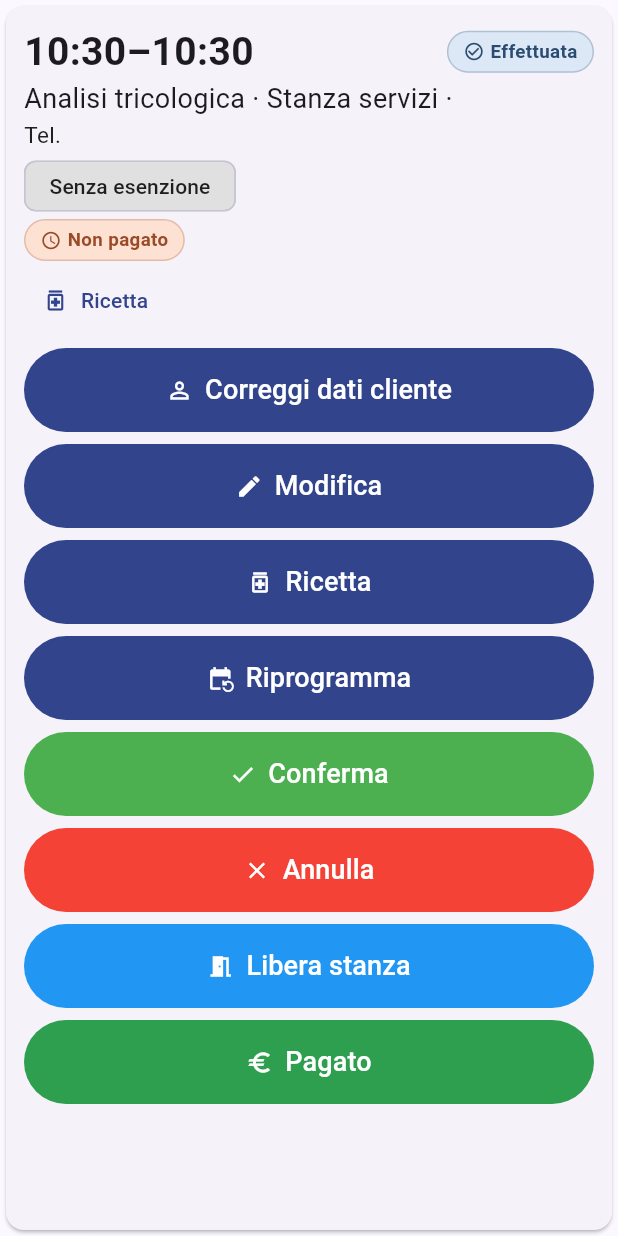
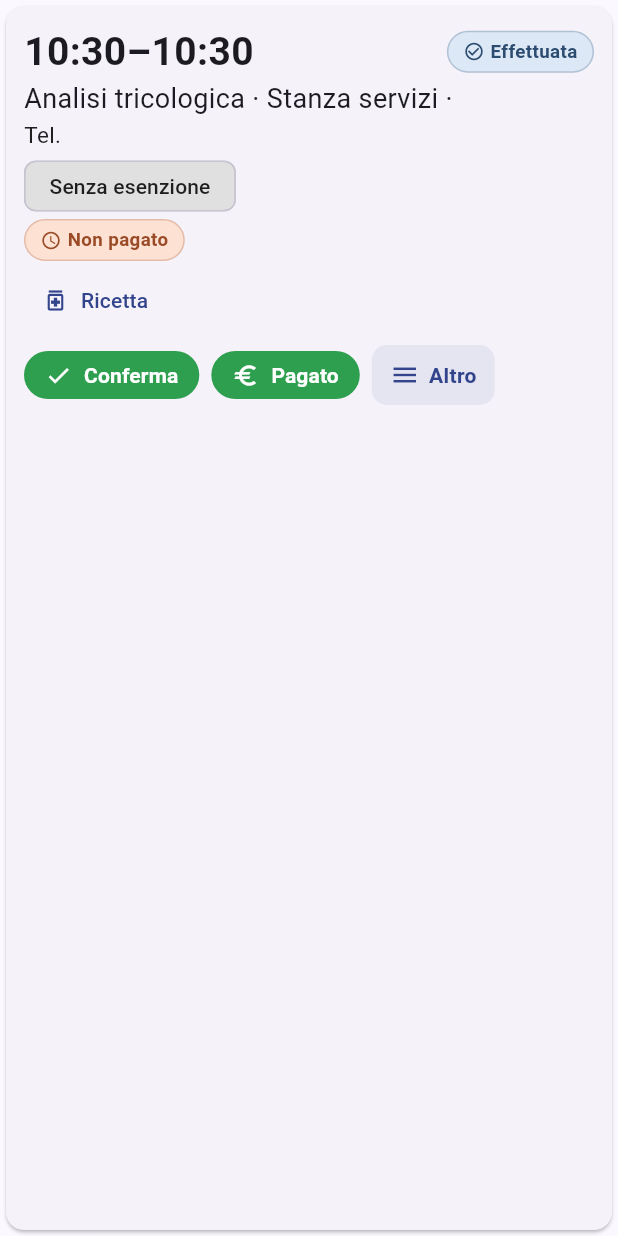
Before and after one commit to vbvaleria89/prenotazioni-farmacia, a Flutter app: the _Tile widget shown alone on an empty page, opened directly with empty values, on a phone screen of 412 x 824 dp. Run offline on Flutter 3.47's test engine with Material 3 defaults, Android fonts, the phone set to English and light mode, and no system bars; our stand-ins replace cloud_firestore, firebase_auth, firebase_core, image_picker; missing offline and left inert: dart:js_interop; accounts and stored records are empty; network calls fail.

Commit message:
Bottoni azioni più leggibili in Oggi staff (#6)
* Riorganizza i bottoni azioni in Oggi staff

Niente più riga compressa con testo tagliato: azioni secondarie outlined (Cliente, Modifica, …) e principali filled (Conferma, Annulla, Pagato, WhatsApp) in wrap leggibile.

Co-authored-by: vbvaleria89 <vbvaleria89@users.noreply.github.com>

* Menu Altro per azioni staff su schermi stretti

Sotto 520px le secondarie finiscono nel burger; sotto 400px restano al massimo due principali (Conferma/Pagato/…) e il resto nel menu.

Co-authored-by: vbvaleria89 <vbvaleria89@users.noreply.github.com>

---------

Co-authored-by: Cursor Agent <cursoragent@cursor.com>
Co-authored-by: vbvaleria89 <vbvaleria89@users.noreply.github.com>

```diff
--- a/lib/screens/staff/staff_today.dart
+++ b/lib/screens/staff/staff_today.dart
@@ -152,18 +152,27 @@ class _Tile extends StatelessWidget {
       try { await f(); } catch (e) { m.showSnackBar(SnackBar(content: Text('Operazione non riuscita: $e'))); }
     }
     final active = a.blocksRoom;
-    final actions = <(String, IconData, Color, VoidCallback?)>[
-      ('Correggi dati cliente', Icons.person_outline, const Color(0xFF32448C), () => apriCorrezioneCliente(context, a)),
-      if (a.status != AppointmentStatus.annullato) ('Modifica', Icons.edit, const Color(0xFF32448C), () => apriModificaPrenotazione(context, a)),
-      if (a.status != AppointmentStatus.annullato) ('Ricetta', Icons.medication_outlined, const Color(0xFF32448C), () => apriRicetta(context, a)),
-      if (a.blocksRoom) ('Riprogramma', Icons.event_repeat, const Color(0xFF32448C), () => apriRiprogramma(context, a, asStaff: true)),
-      ('Conferma', Icons.check, Colors.green, a.status == AppointmentStatus.inAttesa ? () => run(() => bookingService.confirm(a)) : null),
-      if (a.blocksRoom) ('Annulla', Icons.close, Colors.red, () => annullaPrenotazione(context, a)),
-      if (a.rimborsoPending) ('Segna rimborsato', Icons.currency_exchange, const Color(0xFF9B2C2C), () => segnaRimborsato(context, a)),
-      ('Libera stanza', Icons.meeting_room, Colors.blue, () => run(() => bookingService.freeRoom(a))),
-      if (!a.pagato) ('Pagato', Icons.euro, const Color(0xFF2E9E4F), () => segnaPagato(context, a)),
-      if (waClienteLink(a) != null) ('WhatsApp', Icons.chat, const Color(0xFF25D366), () => openExternal(waClienteLink(a)!)),
+    // secondarie = dati/organizzazione; principali = stato/pagamento/contatto
+    final secondary = <(String, IconData, VoidCallback)>[
+      ('Cliente', Icons.person_outline, () => apriCorrezioneCliente(context, a)),
+      if (a.status != AppointmentStatus.annullato) ('Modifica', Icons.edit, () => apriModificaPrenotazione(context, a)),
+      if (a.status != AppointmentStatus.annullato) ('Ricetta', Icons.medication_outlined, () => apriRicetta(context, a)),
+      if (a.blocksRoom) ('Riprogramma', Icons.event_repeat, () => apriRiprogramma(context, a, asStaff: true)),
+      if (a.blocksRoom) ('Libera', Icons.meeting_room, () => run(() => bookingService.freeRoom(a))),
     ];
+    final primary = <(String, IconData, Color, VoidCallback?)>[
+      if (a.status == AppointmentStatus.inAttesa) ('Conferma', Icons.check, const Color(0xFF2E9E4F), () => run(() => bookingService.confirm(a))),
+      if (a.blocksRoom) ('Annulla', Icons.close, const Color(0xFFC62828), () => annullaPrenotazione(context, a)),
+      if (a.rimborsoPending) ('Rimborsato', Icons.currency_exchange, const Color(0xFF9B2C2C), () => segnaRimborsato(context, a)),
+      if (!a.pagato && a.status != AppointmentStatus.annullato) ('Pagato', Icons.euro, const Color(0xFF2E9E4F), () => segnaPagato(context, a)),
+      if (waClienteLink(a) != null) ('WhatsApp', Icons.chat, const Color(0xFF1B7A3D), () => openExternal(waClienteLink(a)!)),
+    ];
+    final showSecondary = a.status != AppointmentStatus.annullato
+        ? (active ? secondary : [for (final x in secondary) if (x.$1 != 'Riprogramma' && x.$1 != 'Libera') x])
+        : [for (final x in secondary) if (x.$1 == 'Cliente') x];
+    final showPrimary = a.status == AppointmentStatus.annullato
+        ? [for (final x in primary) if (x.$1 == 'Rimborsato' || x.$1 == 'WhatsApp') x]
+        : primary;
     return Card(
       child: Padding(
         padding: const EdgeInsets.all(12),
@@ -180,36 +189,119 @@ class _Tile extends StatelessWidget {
             backgroundColor: a.esenzione ? const Color(0xFF2E9E4F) : Colors.grey.shade300,
             label: Text(a.esenzione ? 'Con esenzione' : 'Senza esenzione', style: TextStyle(color: a.esenzione ? Colors.white : Colors.black87)))),
           Wrap(spacing: 6, children: [PagatoBadge(a), RimborsoBadge(a)]),
-                  RicettaInfo(a),
-          if (a.status != AppointmentStatus.annullato || a.rimborsoPending) ...[
-            const SizedBox(height: 8),
-            LayoutBuilder(builder: (context, c) {
-              final narrow = c.maxWidth < 480;
-              final shown = a.status == AppointmentStatus.annullato
-                  ? [for (final x in actions) if (x.$1 == 'Segna rimborsato' || x.$1 == 'Correggi dati cliente' || x.$1 == 'WhatsApp') x]
-                  : active
-                  ? actions
-                  : [for (final x in actions) if (x.$1 == 'Correggi dati cliente' || x.$1 == 'Modifica' || x.$1 == 'Ricetta' || x.$1 == 'WhatsApp' || x.$1 == 'Segna rimborsato') x];
-              final btns = [
-                for (final (t, i, col, f) in shown)
-                  SizedBox(
-                    height: 56,
-                    width: narrow ? double.infinity : null,
-                    child: FilledButton.icon(
-                      style: FilledButton.styleFrom(backgroundColor: col, padding: const EdgeInsets.symmetric(horizontal: 16)),
-                      onPressed: f,
-                      icon: Icon(i),
-                      label: Text(t, softWrap: false, style: const TextStyle(fontSize: 18)),
-                    ),
-                  ),
-              ];
-              return narrow
-                  ? Column(children: [for (final b in btns) Padding(padding: const EdgeInsets.symmetric(vertical: 4), child: b)])
-                  : Row(children: [for (final b in btns) Expanded(child: Padding(padding: const EdgeInsets.all(4), child: b))]);
-            }),
+          RicettaInfo(a),
+          if (showSecondary.isNotEmpty || showPrimary.isNotEmpty) ...[
+            const SizedBox(height: 10),
+            _ResponsiveActions(primary: showPrimary, secondary: showSecondary),
           ],
         ]),
       ),
     );
   }
 }
+
+/// Azioni card: a larghezza piena mostra tutto; restringendo nasconde nel menu ☰.
+class _ResponsiveActions extends StatelessWidget {
+  final List<(String, IconData, Color, VoidCallback?)> primary;
+  final List<(String, IconData, VoidCallback)> secondary;
+  const _ResponsiveActions({required this.primary, required this.secondary});
+
+  @override
+  Widget build(BuildContext context) {
+    return LayoutBuilder(builder: (context, c) {
+      final w = c.maxWidth;
+      // <520: secondarie nel menu · <400: resta 1–2 principali + menu
+      final hideSecondary = w < 520;
+      final tight = w < 400;
+      final visiblePrimary = tight
+          ? [
+              for (final x in primary)
+                if (x.$1 == 'Conferma' || x.$1 == 'Pagato' || x.$1 == 'Rimborsato' || x.$1 == 'WhatsApp') x,
+            ].take(2).toList()
+          : primary;
+      final menuPrimary = [
+        for (final x in primary)
+          if (!visiblePrimary.any((v) => v.$1 == x.$1)) x,
+      ];
+      final menuSecondary = hideSecondary ? secondary : const <(String, IconData, VoidCallback)>[];
+      final showSecondaryInline = hideSecondary ? const <(String, IconData, VoidCallback)>[] : secondary;
+      final hasMenu = menuSecondary.isNotEmpty || menuPrimary.isNotEmpty;
+
+      Widget primaryBtn((String, IconData, Color, VoidCallback?) x) => FilledButton.icon(
+            style: FilledButton.styleFrom(
+              backgroundColor: x.$3,
+              padding: const EdgeInsets.symmetric(horizontal: 14, vertical: 12),
+              visualDensity: VisualDensity.compact,
+            ),
+            onPressed: x.$4,
+            icon: Icon(x.$2, size: 18),
+            label: Text(x.$1, style: const TextStyle(fontSize: 14, fontWeight: FontWeight.w700)),
+          );
+      Widget secondaryBtn((String, IconData, VoidCallback) x) => OutlinedButton.icon(
+            style: OutlinedButton.styleFrom(
+              foregroundColor: Brand.primary,
+              side: BorderSide(color: Brand.primary.withValues(alpha: 0.35)),
+              padding: const EdgeInsets.symmetric(horizontal: 12, vertical: 10),
+              visualDensity: VisualDensity.compact,
+            ),
+            onPressed: x.$3,
+            icon: Icon(x.$2, size: 18),
+            label: Text(x.$1, style: const TextStyle(fontSize: 14, fontWeight: FontWeight.w600)),
+          );
+
+      return Column(crossAxisAlignment: CrossAxisAlignment.start, children: [
+        if (showSecondaryInline.isNotEmpty) ...[
+          Wrap(spacing: 8, runSpacing: 8, children: [for (final x in showSecondaryInline) secondaryBtn(x)]),
+          if (visiblePrimary.isNotEmpty || hasMenu) const SizedBox(height: 8),
+        ],
+        Wrap(spacing: 8, runSpacing: 8, crossAxisAlignment: WrapCrossAlignment.center, children: [
+          for (final x in visiblePrimary) primaryBtn(x),
+          if (hasMenu)
+            PopupMenuButton<VoidCallback>(
+              tooltip: 'Altre azioni',
+              position: PopupMenuPosition.under,
+              offset: const Offset(0, 8),
+              shape: RoundedRectangleBorder(borderRadius: BorderRadius.circular(12)),
+              onSelected: (fn) => fn(),
+              itemBuilder: (ctx) => [
+                for (final x in menuPrimary)
+                  if (x.$4 != null)
+                    PopupMenuItem(
+                      value: x.$4,
+                      child: ListTile(
+                        dense: true,
+                        contentPadding: EdgeInsets.zero,
+                        leading: Icon(x.$2, color: x.$3),
+                        title: Text(x.$1, style: TextStyle(fontWeight: FontWeight.w600, color: x.$3)),
+                      ),
+                    ),
+                if (menuPrimary.any((x) => x.$4 != null) && menuSecondary.isNotEmpty) const PopupMenuDivider(),
+                for (final x in menuSecondary)
+                  PopupMenuItem(
+                    value: x.$3,
+                    child: ListTile(
+                      dense: true,
+                      contentPadding: EdgeInsets.zero,
+                      leading: Icon(x.$2, color: Brand.primary),
+                      title: Text(x.$1, style: const TextStyle(fontWeight: FontWeight.w600, color: Brand.primary)),
+                    ),
+                  ),
+              ],
+              child: Material(
+                color: Brand.primary.withValues(alpha: 0.08),
+                borderRadius: BorderRadius.circular(10),
+                child: const Padding(
+                  padding: EdgeInsets.symmetric(horizontal: 12, vertical: 10),
+                  child: Row(mainAxisSize: MainAxisSize.min, children: [
+                    Icon(Icons.menu, color: Brand.primary, size: 20),
+                    SizedBox(width: 6),
+                    Text('Altro', style: TextStyle(color: Brand.primary, fontWeight: FontWeight.w700, fontSize: 14)),
+                  ]),
+                ),
+              ),
+            ),
+        ]),
+      ]);
+    });
+  }
+}
```
Also changed, not shown: 27 other files.
